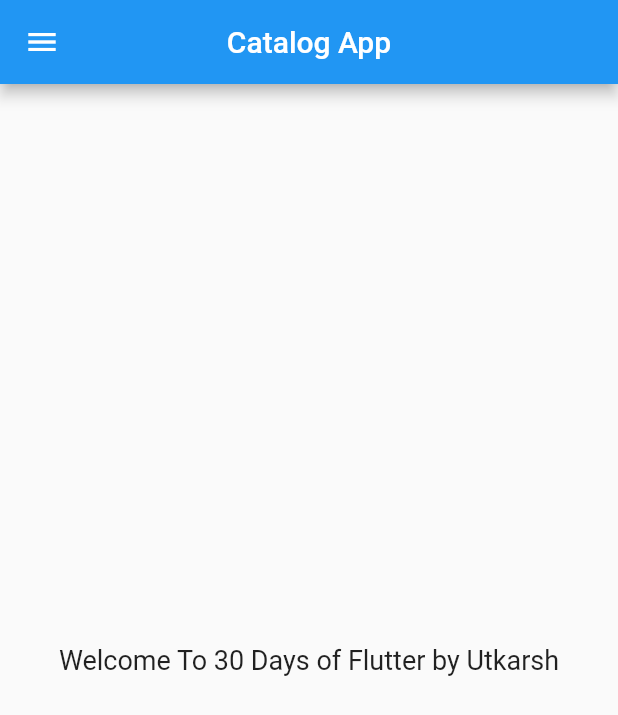
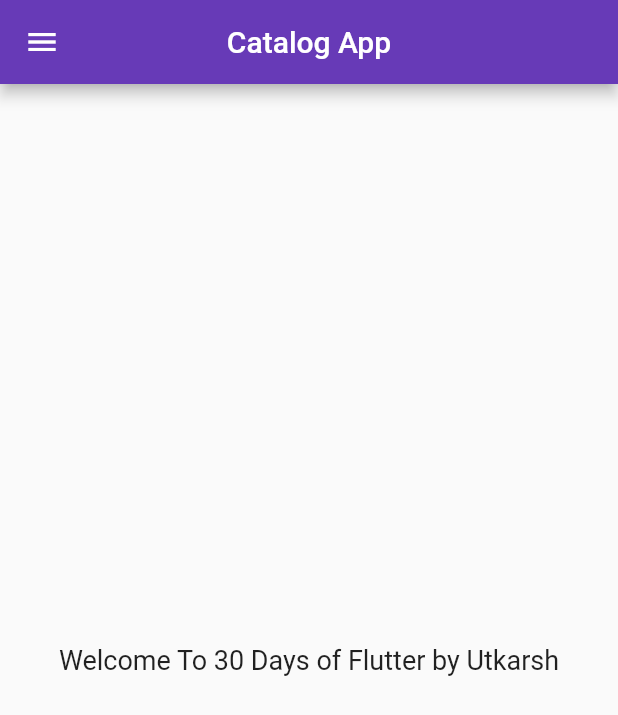
Before and after one commit to utk1310/30DaysOfFlutter, a Flutter app: the screen it shows after launch, on a phone screen of 412 x 824 dp. Shown: the top 715 px of the screen. Run offline on Flutter 3.47's test engine with Material 2 defaults, Android fonts, the light colour scheme and no system bars.

Commit message:
Day 3 completed

```diff
--- a/lib/main.dart
+++ b/lib/main.dart
@@ -1,7 +1,8 @@
-// ignore_for_file: use_key_in_widget_constructors, avoid_unnecessary_containers, prefer_const_constructors
+// ignore_for_file: use_key_in_widget_constructors, avoid_unnecessary_containers, prefer_const_constructors, equal_keys_in_map
 
 import 'package:flutter/material.dart';
-import 'package:new_demo/home_page.dart';
+import 'package:new_demo/pages/home_page.dart';
+import 'package:new_demo/pages/login_page.dart';
 
 void main() {
   runApp(MyApp());
@@ -10,10 +11,18 @@
 class MyApp extends StatelessWidget {
   @override
   Widget build(BuildContext context) {
-
-
     return MaterialApp(
-      home: HomePage(),
+      themeMode: ThemeMode.light,
+      theme: ThemeData(primarySwatch: Colors.deepPurple),
+      darkTheme: ThemeData(
+        brightness: Brightness.dark,
+      ),
+      initialRoute: "/home",
+      routes: {
+        "/": (context) => LoginPage(),
+        "/home": (context) => HomePage(),
+        "/login": (context) => LoginPage(),
+      },
     );
   }
 }
```
Also changed, not shown: lib/pages/login_page.dart (added, +23 -0 lines), lib/pages/home_page.dart (renamed from lib/home_page.dart).
